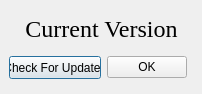
This is ui/about-dialog.ui in haiwen/seadrive-gui as Qt 5 draws it before an edit. The edited form follows.
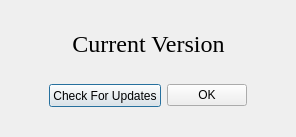
This is the edited form.

Commit message: Improved about dialog

The edit to the form file:
```diff
--- a/ui/about-dialog.ui
+++ b/ui/about-dialog.ui
@@ -9,8 +9,8 @@
    <rect>
     <x>0</x>
     <y>0</y>
-    <width>150</width>
-    <height>75</height>
+    <width>296</width>
+    <height>137</height>
    </rect>
   </property>
   <property name="windowTitle">
@@ -114,12 +114,9 @@
        <property name="orientation">
         <enum>Qt::Horizontal</enum>
        </property>
-       <property name="sizeType">
-        <enum>QSizePolicy::Expanding</enum>
-       </property>
        <property name="sizeHint" stdset="0">
         <size>
-         <width>200</width>
+         <width>40</width>
          <height>20</height>
         </size>
        </property>
```
Left out of the diff: 2 changed lines with no effect on the pictures.
